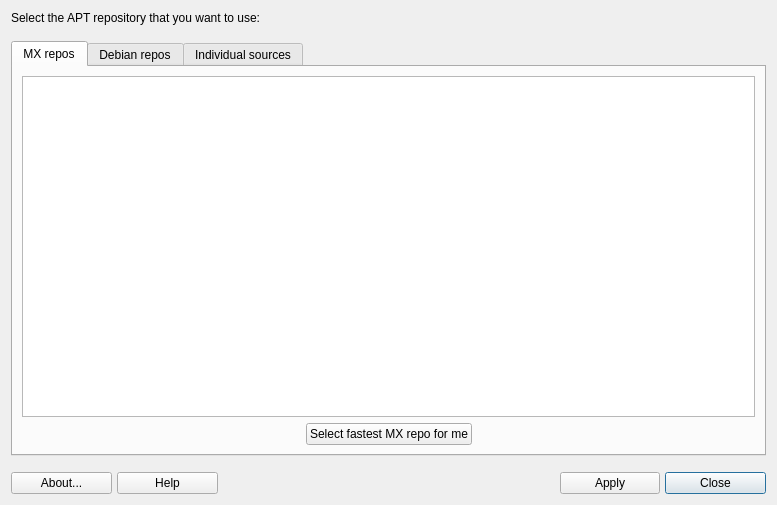
Above: mxrepomanager.ui from AdrianTM/mx-repo-manager before the change. Below: the same form after it.
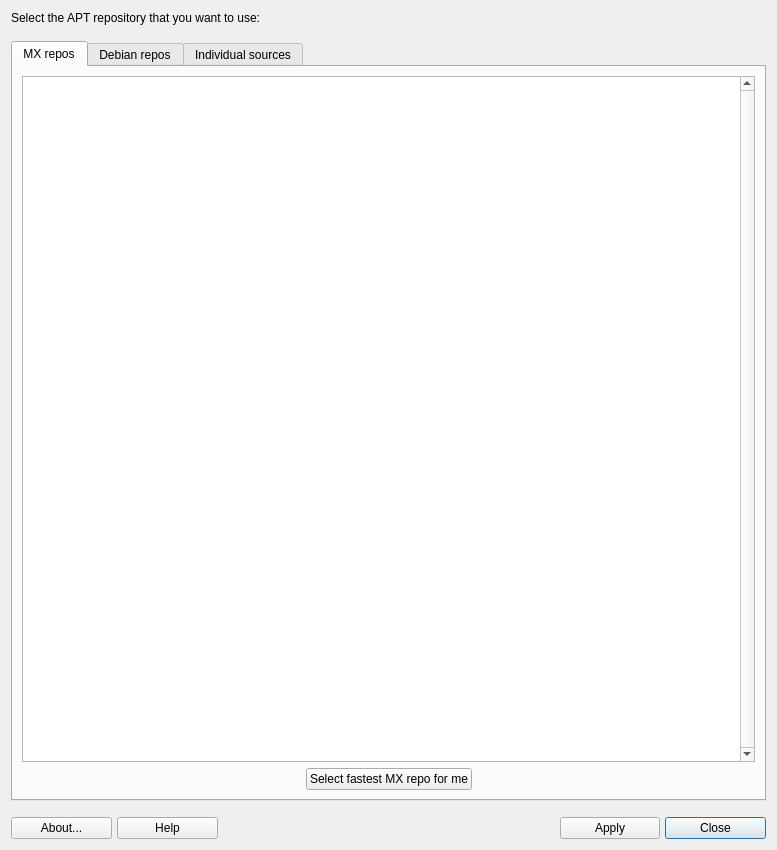
That is the form after the change. The open tabs and pages were chosen to show the change. Icons and pictures are not drawn.

What changed in the file:
```diff
--- a/mxrepomanager.ui
+++ b/mxrepomanager.ui
@@ -10,7 +10,7 @@
     <x>0</x>
     <y>0</y>
     <width>777</width>
-    <height>505</height>
+    <height>850</height>
    </rect>
   </property>
   <property name="windowTitle">
@@ -92,6 +92,9 @@
        </item>
        <item row="0" column="0" colspan="3">
         <widget class="QListWidget" name="listWidget">
+         <property name="verticalScrollBarPolicy">
+          <enum>Qt::ScrollBarAlwaysOn</enum>
+         </property>
          <property name="autoScroll">
           <bool>true</bool>
          </property>
```
Left out of the diff: 23 changed lines with no effect on the pictures.
